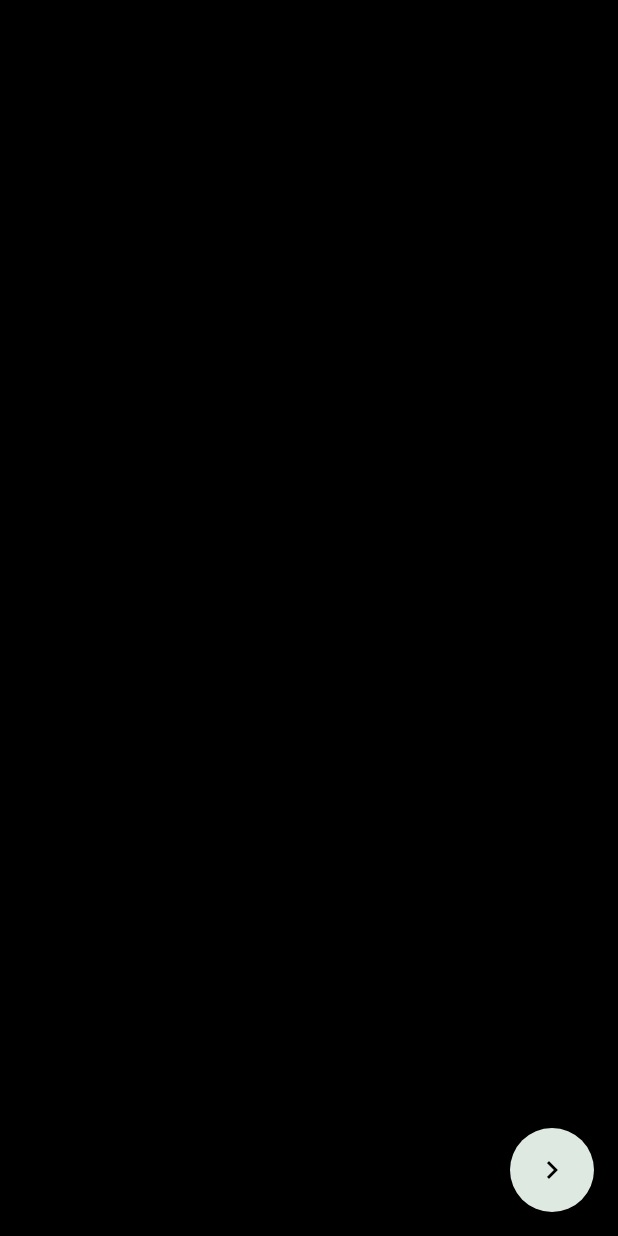
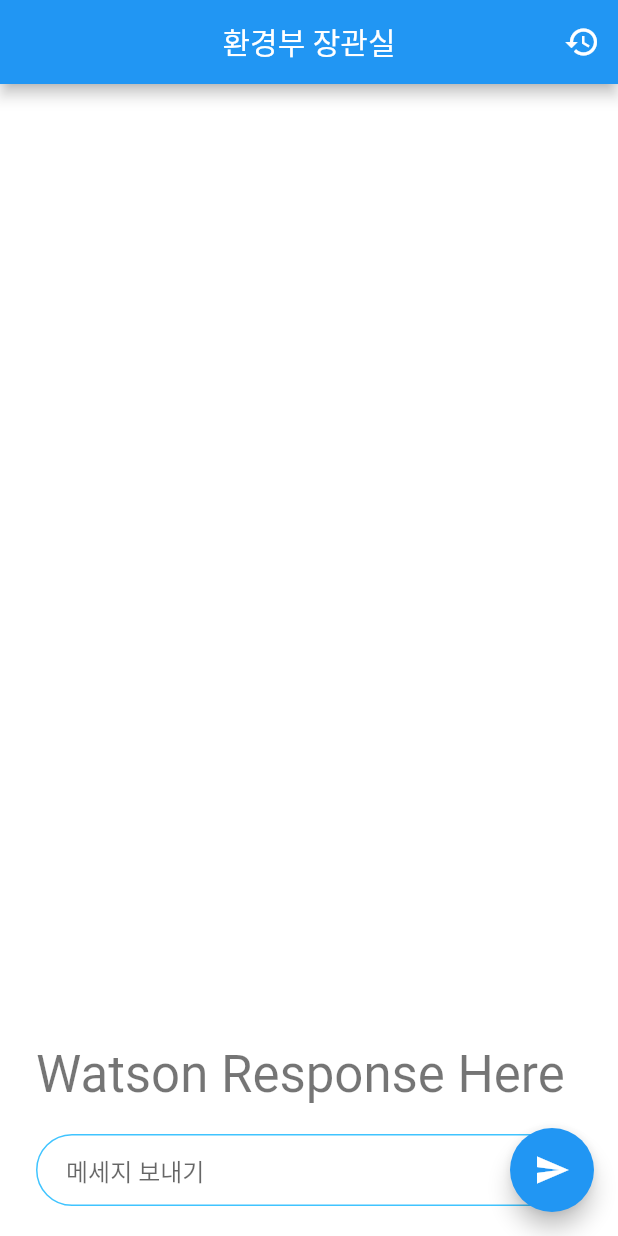
Before and after one commit to hansolpp/IBM_call_for_code, a Flutter app: the screen it shows after launch, on a phone screen of 412 x 824 dp. Run offline on Flutter 3.47's test engine with Material 2 defaults, Android fonts, the light colour scheme and no system bars; missing offline and left inert: watson_assistant_v2.

Commit message:
채팅 추가

```diff
--- a/lib/Intro.dart
+++ b/lib/Intro.dart
@@ -9,10 +9,10 @@ class Intro extends StatelessWidget {
     return new MaterialApp(
       title: 'Flutter Demo',
       theme: new ThemeData(
-        primaryColor: const Color.fromARGB(255, 0, 199, 0),
-        accentColor: const Color.fromARGB(255, 222, 233, 226),
+        primaryColor: Colors.black,//const Color.fromARGB(255, 0, 199, 0),
+        accentColor: Colors.black,//.fromARGB(255, 222, 233, 226),
         brightness: Brightness.dark,
-        canvasColor: Colors.black,
+        canvasColor: Colors.white,
       ),
       home: new MyHomePage(),
       debugShowCheckedModeBanner: false,
--- /dev/null
+++ b/lib/Watson.dart
@@ -0,0 +1,131 @@
+import 'package:flutter/cupertino.dart';
+import 'package:flutter/material.dart';
+import 'package:watson_assistant_v2/watson_assistant_v2.dart';
+
+import 'Intro.dart';
+
+class Watson extends StatefulWidget {
+  Watson({Key key, this.title}) : super(key: key);
+
+  final String title;
+
+  @override
+  _WatsonState createState() => _WatsonState();
+}
+
+class _WatsonState extends State<Watson> {
+  String _text;
+  WatsonAssistantV2Credential credential = WatsonAssistantV2Credential(
+    version: '2020-06-13',
+    username: 'apikey',
+    apikey: '2DwnuMUQPhTZLrwSI0HNmH8ZolbRtF5b1G4AHyUg1Amq',
+    assistantID: '886d997d-172e-4dc8-a513-6e83f752e92d',
+    url: 'https://api.kr-seo.assistant.watson.cloud.ibm.com/instances/6e932cbc-6f39-4b7b-8489-17ca9fbe8ee3/v2',
+  );
+
+  WatsonAssistantApiV2 watsonAssistant;
+  WatsonAssistantResponse watsonAssistantResponse;
+  WatsonAssistantContext watsonAssistantContext =
+  WatsonAssistantContext(context: {});
+
+  final myController = TextEditingController();
+
+  void _callWatsonAssistant() async {
+    watsonAssistantResponse = await watsonAssistant.sendMessage(
+        myController.text, watsonAssistantContext);
+    setState(() {
+      _text = watsonAssistantResponse.resultText;
+    });
+    watsonAssistantContext = watsonAssistantResponse.context;
+    myController.clear();
+  }
+
+  @override
+  void initState() {
+    super.initState();
+    watsonAssistant =
+        WatsonAssistantApiV2(watsonAssistantCredential: credential);
+    _callWatsonAssistant();
+  }
+
+  @override
+  Widget build(BuildContext context) {
+    return Scaffold(
+      appBar: AppBar(
+        title: Text('환경부 장관실'),
+        centerTitle: true,
+        actions: <Widget>[
+          IconButton(
+            icon: Icon(
+              Icons.restore,
+            ),
+            onPressed: () {
+              Navigator.push(
+                context,
+                MaterialPageRoute(builder: (context) => Intro()),
+              );
+              //watsonAssistantContext.resetContext();
+              setState(() {
+                //_text = null;
+              });
+            },
+          )
+        ],
+      ),
+      body: Scaffold(
+        backgroundColor: Colors.white,
+        body: Padding(
+          padding: EdgeInsets.symmetric(horizontal: 24.0),
+          child: Column(
+            mainAxisAlignment: MainAxisAlignment.end,
+            crossAxisAlignment: CrossAxisAlignment.stretch,
+            children: <Widget>[
+              Text(
+                _text != null ? '$_text' : 'Watson Response Here',
+                style: Theme.of(context).textTheme.display1,
+                textAlign: TextAlign.left,
+              ),
+              SizedBox(
+                height: 20.0,
+              ),
+              TextField(
+                controller: myController,
+                decoration: InputDecoration(
+                  hintText: '메세지 보내기',
+                  contentPadding:
+                  EdgeInsets.symmetric(vertical: 10.0, horizontal: 20.0),
+                  border: OutlineInputBorder(
+                    borderRadius: BorderRadius.all(Radius.circular(32.0)),
+                  ),
+                  enabledBorder: OutlineInputBorder(
+                    borderSide:
+                    BorderSide(color: Colors.lightBlueAccent, width: 1.0),
+                    borderRadius: BorderRadius.all(Radius.circular(32.0)),
+                  ),
+                  focusedBorder: OutlineInputBorder(
+                    borderSide:
+                    BorderSide(color: Colors.lightBlueAccent, width: 2.0),
+                    borderRadius: BorderRadius.all(Radius.circular(32.0)),
+                  ),
+                ),
+              ),
+              SizedBox(
+                height: 20.0,
+              ),
+            ],
+          ),
+        ),
+      ),
+      floatingActionButton: FloatingActionButton(
+        onPressed: _callWatsonAssistant,
+        child: Icon(Icons.send),
+      ),
+    );
+  }
+
+  @override
+  void dispose() {
+    myController.dispose();
+    super.dispose();
+  }
+}
--- a/lib/main.dart
+++ b/lib/main.dart
@@ -3,6 +3,8 @@ import 'Intro.dart';
 import 'PlanetCard.dart';
 import 'CardDetails.dart';
 import 'package:flutter/services.dart';
+
+import 'Watson.dart';
 
 void main() {
   runApp(MyApp());
@@ -22,7 +24,8 @@ class MyApp extends StatelessWidget {
         },
         //home: HomePage());
         //home: MyHomePage());
-        home: Intro());
+        //home: Intro());
+        home: Watson());
   }
 }
 
@@ -39,6 +42,8 @@ class HomePageState extends State<HomePage> {
   List<Widget> cardList = new List();
   int CARD_START_NUM = 0;
   int CARDS_NUM = 4;
+  //for buttton
+  BuildContext ctx;
 
   void removeCards(index) {
     setState(() {
@@ -52,14 +57,22 @@ class HomePageState extends State<HomePage> {
     super.initState();
     cardList = _generateCards();
     SystemChrome.setEnabledSystemUIOverlays([]);
+  }
 
+  void showMessage(String msg) {
+    final snackbar = SnackBar(content: Text(msg));
+
+    Scaffold.of(ctx)
+      ..removeCurrentSnackBar()
+      ..showSnackBar(snackbar);
   }
 
   @override
   Widget build(BuildContext context) {
+    //for button
+    ctx = context;
     // TODO: implement build
     return Scaffold(
-
       body: Stack(
         children: <Widget>[
 
@@ -90,9 +103,9 @@ class HomePageState extends State<HomePage> {
               child: RaisedButton(
                 child: Text('버튼을 눌러주세요!',textAlign: TextAlign.center,),
                 onPressed: () {
-                    setState(() {
-                      CARD_START_NUM += CARDS_NUM;
-                      cardList = _generateCards();
+                  setState(() {
+                    CARD_START_NUM += CARDS_NUM;
+                    cardList = _generateCards();
                   });
                 },
               )
--- a/pubspec.yaml
+++ b/pubspec.yaml
@@ -19,6 +19,9 @@ dependencies:
   # The following adds the Cupertino Icons font to your application.
   # Use with the CupertinoIcons class for iOS style icons.
   cupertino_icons: ^0.1.2
+  watson_assistant_v2: 0.0.1
+
+
 
 dev_dependencies:
   flutter_test:
```
